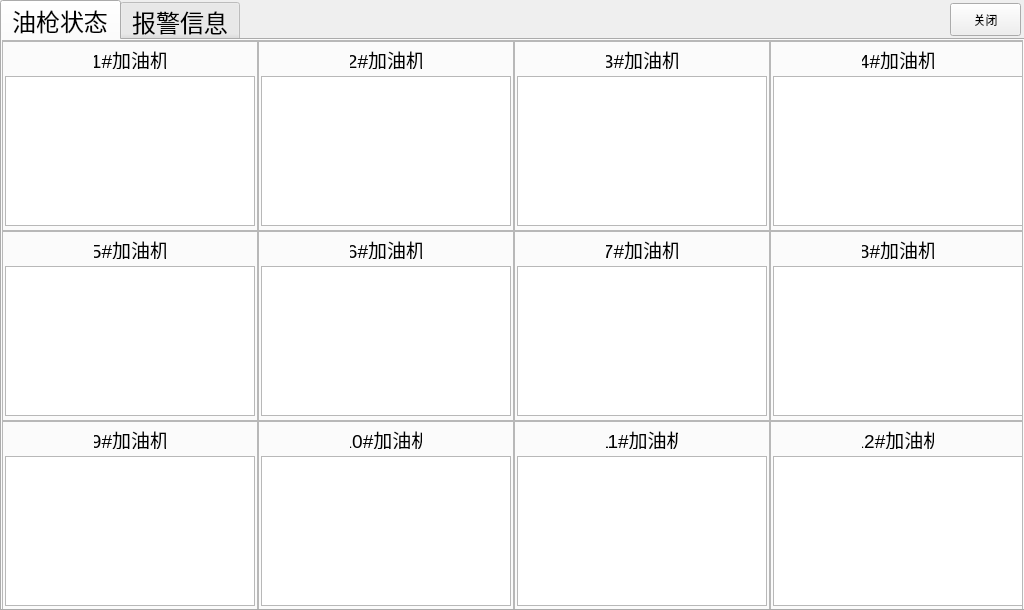
The window that reoilgas_pop.ui (Hello-lee-cell/anysafeplat_12) describes before a commit, drawn with Qt 5.
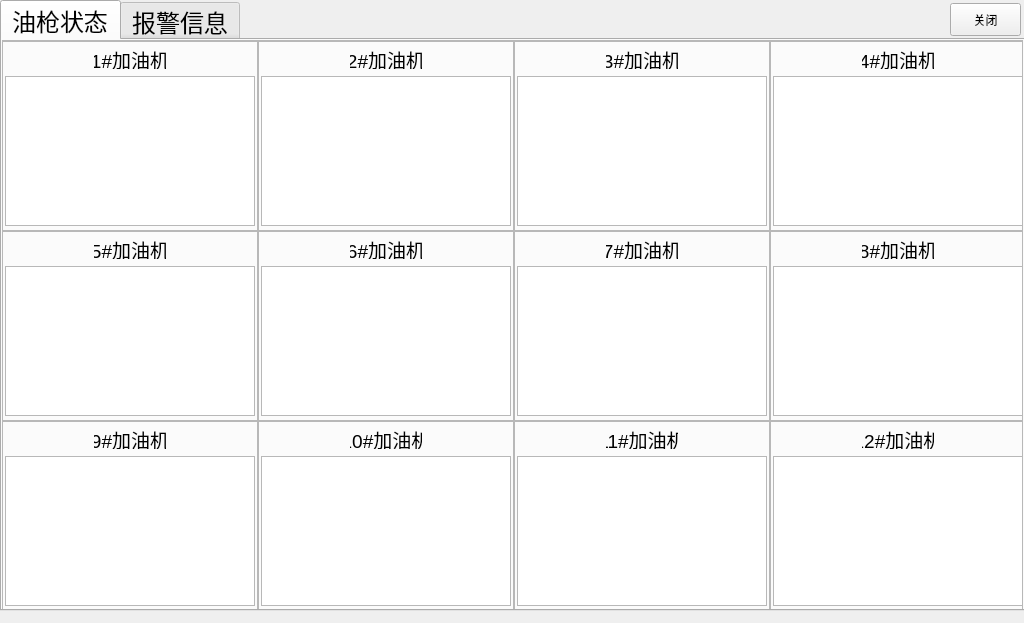
The same window after the commit. Icons and pictures are not drawn.

What changed in the file:
```diff
--- a/reoilgas_pop.ui
+++ b/reoilgas_pop.ui
@@ -7,7 +7,7 @@
     <x>0</x>
     <y>0</y>
     <width>1024</width>
-    <height>610</height>
+    <height>623</height>
    </rect>
   </property>
   <property name="windowTitle">
```
Left out of the diff: 24 changed lines with no effect on the pictures.
